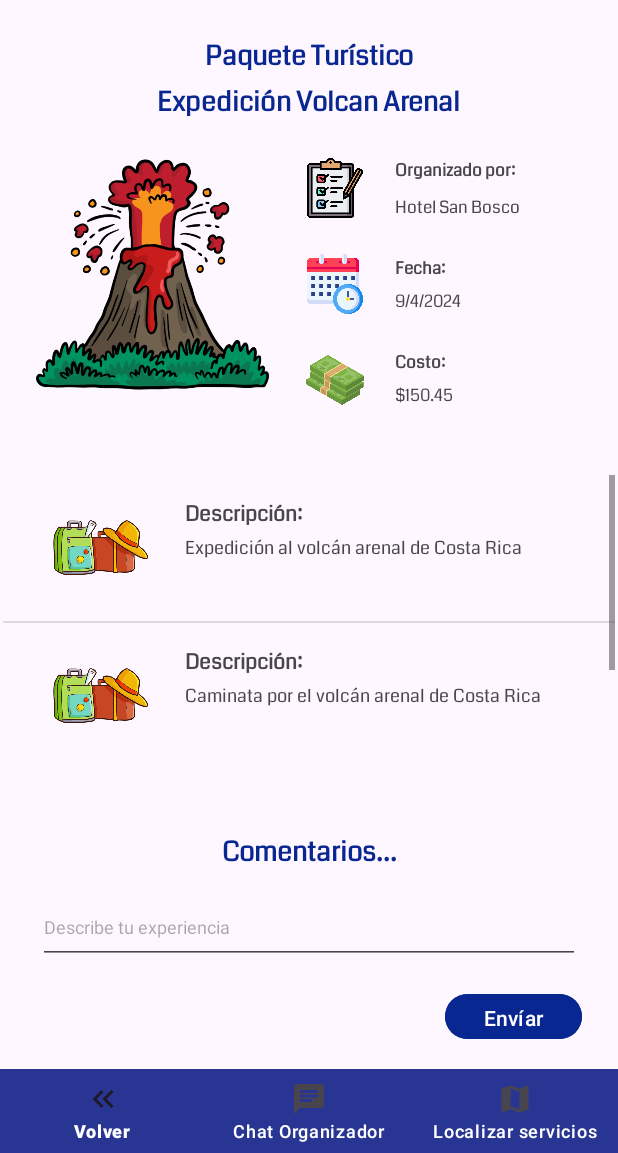
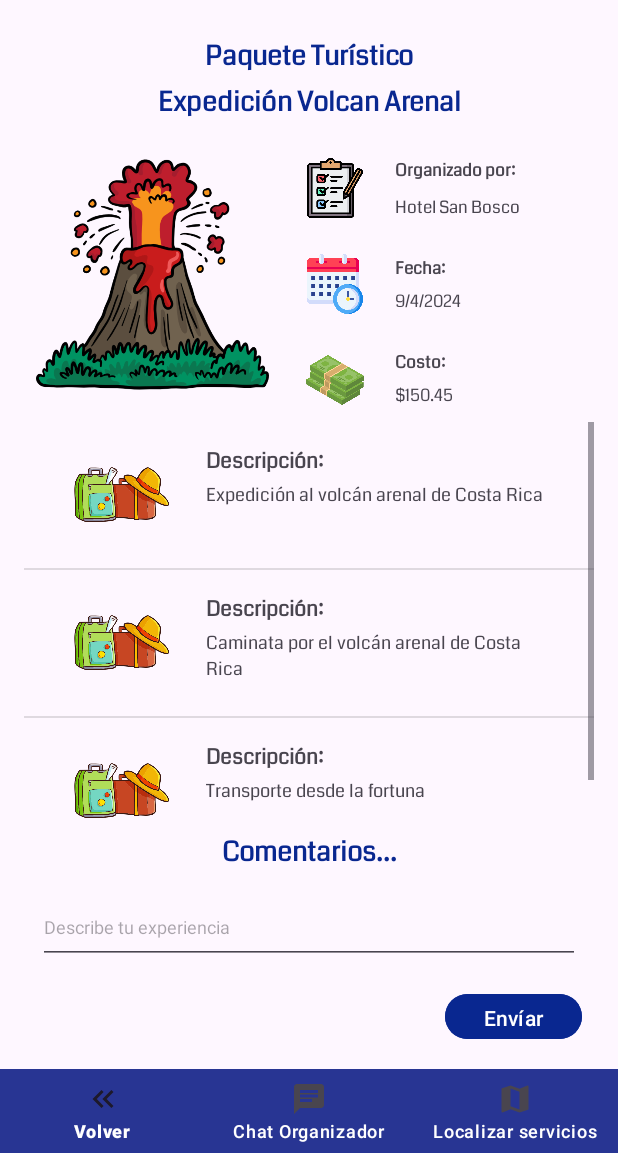
Before and after one commit to juanfra312003/pack-my-trip, an Android app: the screen it shows after launch (PackageTouristActivity), after a tap on "Expedición Volcan Arenal", on a phone screen of 412 x 824 dp, the part 83-1236 px from its top. Run offline under Robolectric (Android 15) with nearby library versions, the phone set to English and light mode, and no system bars.

Commit message:
Fix xml text fields

```diff
--- a/app/src/main/AndroidManifest.xml
+++ b/app/src/main/AndroidManifest.xml
@@ -12,6 +12,9 @@
         android:supportsRtl="true"
         android:theme="@style/Theme.Packmytrip"
         tools:targetApi="31">
+        <activity
+            android:name=".activities.tourist_activities.SearchPackagesActivity"
+            android:exported="false" />
         <activity
             android:name=".activities.tourist_activities.ChatTouristActivity"
             android:exported="false" />
--- a/app/src/main/java/dev/pack_my_trip/activities/tourist_activities/DashboardTouristActivity.kt
+++ b/app/src/main/java/dev/pack_my_trip/activities/tourist_activities/DashboardTouristActivity.kt
@@ -20,45 +20,67 @@ class DashboardTouristActivity : AppCompatActivity() {
         setContentView(binding.root)
 
         // MANEJO DE TURISTA Y PAQUETES "ADQUIRIDOS"
-        var turista = manageTourist()
-        var lista_paquetes = managePackages()
-        var fecha = java.util.Date()
-        for (paquete in lista_paquetes){
-            var paquetes_turista = PaquetesPorTurista(turista.uuid, paquete, fecha)
-            turista.paquetes.add(paquetes_turista)
+        val turista = manageTourist()
+        val listaPaquetes = managePackages()
+        val fecha = java.util.Date()
+        for (paquete in listaPaquetes){
+            val paquetesPorTurista = PaquetesPorTurista(turista.uuid, paquete, fecha)
+            turista.paquetes.add(paquetesPorTurista)
         }
 
         // MOSTRAR LA LISTA DE PAQUETES
         binding.listTouristPackages.adapter = PackagesTouristAdapter(this, turista.paquetes)
-        binding.listTouristPackages.setOnItemClickListener(){ parent, view, position, id ->
-            var paquete_turista = turista.paquetes[position]
+        binding.listTouristPackages.setOnItemClickListener { _, _, position, _ ->
+            val paqueteTurista = turista.paquetes[position]
 
-            var intent = Intent(baseContext, PackageTouristActivity::class.java)
-            intent.putExtra("paquete_turista", paquete_turista)
+            val intent = Intent(baseContext, PackageTouristActivity::class.java)
+            intent.putExtra("paquete_turista", paqueteTurista)
             startActivity(intent)
         }
+
+        // ACTUALIZAR EL NOMBRE DEL TURISTA.
+        binding.textoBienvenido.text = "Bienvenido de nuevo, ${turista.nombre}"
+
+        // MANEJO DE BOTÓN DE BÚSQUEDA DE PAQUETES CON EL TURISTA CÓMO PARÁMETRO PARA LA ACTIVIDAD DE BÚSQUEDA DE PAQUETES
+        manageButtons(turista)
     }
 
     private fun manageTourist () : Turista {
         // Turista.
-        var turista = Turista("Juan", "juanframireze@gmail.com")
+        val turista = Turista("Juan", "juanframireze@gmail.com")
         turista.latitud = 4.60971
         turista.longitud = -74.08175
-        return turista;
+        return turista
     }
 
     private fun managePackages () : MutableList<PaqueteTuristico>{
-        var paquetes = mutableListOf<PaqueteTuristico>()
+        val paquetes = mutableListOf<PaqueteTuristico>()
 
         // Paquete Volcan arenal
-        var paquete_volcan_arenal = PaqueteTuristico("Expedición Volcan Arenal", 150.45, "Hotel San Bosco", "Volcan")
-        paquete_volcan_arenal.servicios.add(ServicioTuristico("Expedición Volcánica", 10.461352, -84.701013, "Expedición al volcán arenal de Costa Rica"))
-        paquete_volcan_arenal.servicios.add(ServicioTuristico("Caminata por el volcán", 10.4614, -84.702, "Caminata por el volcán arenal de Costa Rica"))
-        paquete_volcan_arenal.servicios.add(ServicioTuristico("Transporte ida y vuelta", 10.47089 , -84.64535, "Transporte desde la fortuna"))
-        paquete_volcan_arenal.precio = 150.45
+        val paqueteVolcanArenal = PaqueteTuristico("Expedición Volcan Arenal", 150.45, "Hotel San Bosco", "Volcan")
+        paqueteVolcanArenal.servicios.add(ServicioTuristico("Expedición Volcánica", 10.461352, -84.701013, "Expedición al volcán arenal de Costa Rica"))
+        paqueteVolcanArenal.servicios.add(ServicioTuristico("Caminata por el volcán", 10.4614, -84.702, "Caminata por el volcán arenal de Costa Rica"))
+        paqueteVolcanArenal.servicios.add(ServicioTuristico("Transporte ida y vuelta", 10.47089 , -84.64535, "Transporte desde la fortuna"))
+        paqueteVolcanArenal.precio = 150.45
 
         // Añadir los paquetes.
-        paquetes.add(paquete_volcan_arenal)
-        return paquetes;
+        paquetes.add(paqueteVolcanArenal)
+        return paquetes
+    }
+
+    private fun manageButtons(turista : Turista){
+        binding.buttonSearchPackages.setOnClickListener {
+            val intent = Intent(this, SearchPackagesActivity::class.java)
+            intent.putExtra("turista", turista)
+            startActivity(intent)
+        }
+
+        binding.buttonProfile.setOnClickListener {
+            //TODO: Implementar la transición a la actividad de perfil de usuario.
+        }
+
+        binding.buttonLocation.setOnClickListener {
+            //TODO Implementar la transición a la actividad de cambio de región para los paquetes.
+        }
     }
 }
--- a/app/src/main/res/layout/activity_package_tourist.xml
+++ b/app/src/main/res/layout/activity_package_tourist.xml
@@ -31,13 +31,14 @@
 
     <TextView
         android:id="@+id/textFieldPackageNameEditable"
-        android:layout_width="wrap_content"
+        android:layout_width="0dp"
         android:layout_height="wrap_content"
         android:layout_marginStart="32dp"
         android:layout_marginTop="4dp"
         android:layout_marginEnd="32dp"
         android:fontFamily="@font/coda"
         android:text="Experiencia ..."
+        android:textAlignment="center"
         android:textColor="#092790"
 
         android:textSize="18sp"
@@ -105,16 +106,18 @@
 
     <ListView
         android:id="@+id/listViewServicesPackage"
-        android:layout_width="408dp"
-        android:layout_height="195dp"
+        android:layout_width="0dp"
+        android:layout_height="0dp"
         android:layout_marginStart="16dp"
         android:layout_marginTop="8dp"
         android:layout_marginEnd="16dp"
         android:layout_marginBottom="8dp"
         app:layout_constraintBottom_toTopOf="@+id/experienciaTextField"
         app:layout_constraintEnd_toEndOf="parent"
+        app:layout_constraintHorizontal_bias="0.659"
         app:layout_constraintStart_toStartOf="parent"
-        app:layout_constraintTop_toBottomOf="@+id/imageView_cost" />
+        app:layout_constraintTop_toBottomOf="@+id/imageView_cost"
+        app:layout_constraintVertical_bias="0.677" />
 
     <EditText
         android:id="@+id/comentariosEditableText"
@@ -172,37 +175,43 @@
 
     <TextView
         android:id="@+id/organizadorTextEditable_PackageT"
-        android:layout_width="wrap_content"
+        android:layout_width="0dp"
         android:layout_height="wrap_content"
         android:layout_marginStart="20dp"
         android:layout_marginTop="8dp"
+        android:layout_marginEnd="27dp"
         android:fontFamily="@font/coda"
         android:text="Organizador Paquete"
         android:textSize="11sp"
+        app:layout_constraintEnd_toEndOf="parent"
         app:layout_constraintStart_toEndOf="@+id/imageView_organized"
         app:layout_constraintTop_toBottomOf="@+id/text_organized" />
 
     <TextView
         android:id="@+id/fecha_editable_text_packagetourist"
-        android:layout_width="wrap_content"
+        android:layout_width="0dp"
         android:layout_height="wrap_content"
         android:layout_marginStart="20dp"
         android:layout_marginTop="8dp"
+        android:layout_marginEnd="57dp"
         android:fontFamily="@font/coda"
         android:text="Fecha Paquete"
         android:textSize="11sp"
+        app:layout_constraintEnd_toEndOf="parent"
         app:layout_constraintStart_toEndOf="@+id/imageView_date"
         app:layout_constraintTop_toBottomOf="@+id/text_fecha" />
 
     <TextView
         android:id="@+id/costo_editable_text_packagetourist"
-        android:layout_width="wrap_content"
+        android:layout_width="0dp"
         android:layout_height="wrap_content"
         android:layout_marginStart="20dp"
         android:layout_marginTop="8dp"
+        android:layout_marginEnd="58dp"
         android:fontFamily="@font/coda"
         android:text="Costo Paquete"
         android:textSize="11sp"
+        app:layout_constraintEnd_toEndOf="parent"
         app:layout_constraintStart_toEndOf="@+id/imageView_cost"
         app:layout_constraintTop_toBottomOf="@+id/text_costo" />
 
--- a/app/src/main/res/layout/adapter_services_package.xml
+++ b/app/src/main/res/layout/adapter_services_package.xml
@@ -19,15 +19,17 @@
 
     <TextView
         android:id="@+id/descripcionServiceTextViewEditable"
-        android:layout_width="wrap_content"
+        android:layout_width="0dp"
         android:layout_height="wrap_content"
         android:layout_marginStart="24dp"
         android:layout_marginTop="40dp"
+        android:layout_marginEnd="24dp"
         android:bufferType="spannable"
         android:ellipsize="end"
         android:fontFamily="@font/coda"
         android:text="Descripción del servicio"
         android:textSize="12sp"
+        app:layout_constraintEnd_toEndOf="parent"
         app:layout_constraintStart_toEndOf="@+id/service_tourism_imageview"
         app:layout_constraintTop_toTopOf="parent" />
 
```
Also changed, not shown: app/src/main/java/dev/pack_my_trip/activities/tourist_activities/SearchPackagesActivity.kt (added, +62 -0 lines), app/src/main/res/layout/activity_dashboard_tourist.xml (+5 -3 lines), app/src/main/res/layout/activity_search_packages.xml (added, +65 -0 lines), app/src/main/res/layout/adapter_dashboard_tourist_packages.xml (+6 -2 lines), app/src/main/res/drawable/volver_tourist.png (added).
